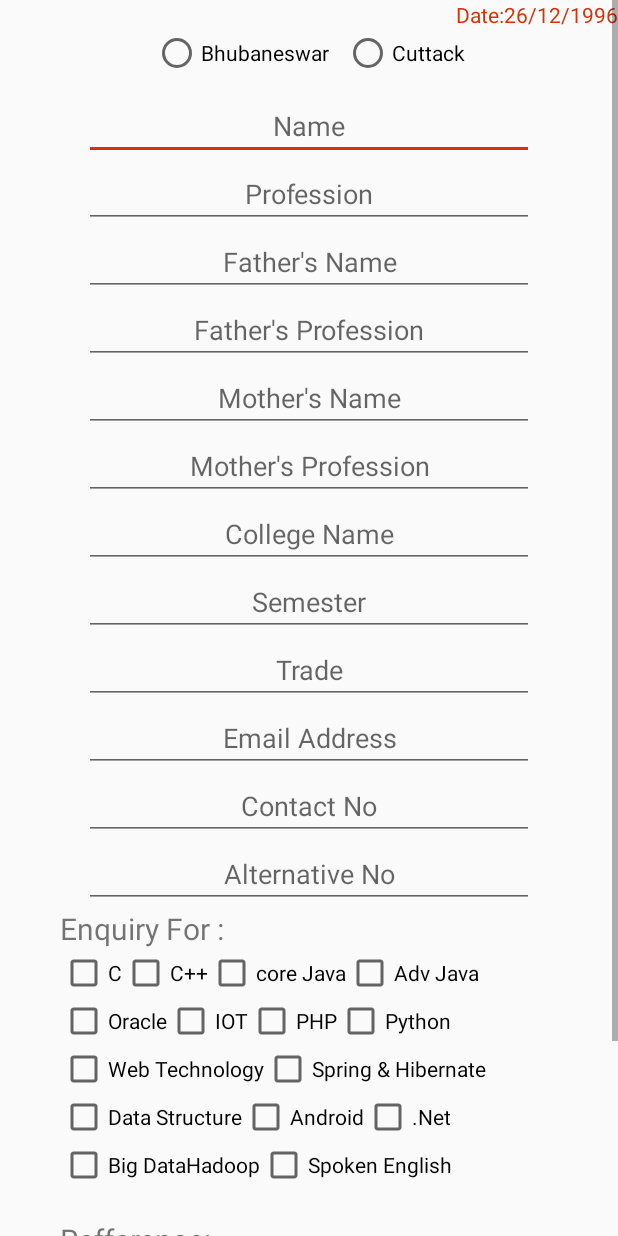
After one commit to rk472/NewJT, an Android app: the layout fragment_enquiry.xml on its own in the app's theme, with its tools: preview values and no code run, on a phone screen of 412 x 824 dp. The commit adds this screen. Run offline under Robolectric (Android 15) with nearby library versions, the phone set to English and light mode, and no system bars.

Commit message:
enquiry completed

```diff
--- a/app/build.gradle
+++ b/app/build.gradle
@@ -23,6 +23,7 @@ dependencies {
     implementation 'com.android.support.constraint:constraint-layout:1.0.2'
     implementation 'com.android.support:design:26.1.0'
     implementation 'com.android.support:support-v4:26.1.0'
+    implementation 'com.google.firebase:firebase-database:11.0.4'
     testImplementation 'junit:junit:4.12'
     androidTestImplementation 'com.android.support.test:runner:1.0.1'
     androidTestImplementation 'com.android.support.test.espresso:espresso-core:3.0.1'
@@ -32,3 +33,6 @@ dependencies {
     compile 'com.daimajia.slider:library:1.1.5@aar'
     compile 'com.daimajia.androidanimations:library:1.0.3@aar'
 }
+
+
+apply plugin: 'com.google.gms.google-services'
--- a/app/src/main/java/com/jt/javatechnocrat/MainActivity.java
+++ b/app/src/main/java/com/jt/javatechnocrat/MainActivity.java
@@ -87,7 +87,7 @@ public class MainActivity extends AppCompatActivity
         } else if (id == R.id.nav_notice) {
             f = new NoticeFragment();
         } else if (id == R.id.nav_inquiry) {
-            f = new InquiryFragment();
+            f = new EnquiryFragment();
         }else if (id == R.id.nav_gallery) {
             f = new GalleryFragment();
         }else if (id == R.id.nav_about) {
--- /dev/null
+++ b/app/src/main/res/layout/fragment_enquiry.xml
@@ -0,0 +1,270 @@
+<FrameLayout xmlns:android="http://schemas.android.com/apk/res/android"
+    xmlns:tools="http://schemas.android.com/tools"
+    android:layout_width="match_parent"
+    android:layout_height="match_parent"
+    tools:context="com.jt.javatechnocrat.EnquiryFragment">
+
+    <LinearLayout
+        android:layout_width="match_parent"
+        android:layout_height="match_parent"
+        >
+        <ScrollView
+            android:layout_width="match_parent"
+            android:layout_height="match_parent">
+            <LinearLayout
+                android:layout_width="match_parent"
+                android:layout_height="match_parent"
+                android:orientation="vertical">
+                <TextView
+                    android:id="@+id/inquiry_date"
+                    android:layout_width="wrap_content"
+                    android:layout_height="wrap_content"
+                    android:text="Date:26/12/1996"
+                    android:textColor="@color/colorAccent"
+                    android:layout_gravity="end"/>
+                <RadioGroup
+                    android:layout_width="wrap_content"
+                    android:layout_height="match_parent"
+                    android:orientation="horizontal"
+                    android:layout_gravity="center_horizontal"
+                    android:id="@+id/enquiry_place">
+                    <RadioButton
+                        android:id="@+id/enquiry_place_bbsr"
+                        android:layout_width="wrap_content"
+                        android:layout_height="match_parent"
+                        android:text="Bhubaneswar"
+                        android:layout_marginRight="10dp"/>
+                    <RadioButton
+                        android:id="@+id/enquiry_place_ctc"
+                        android:layout_width="wrap_content"
+                        android:layout_height="match_parent"
+                        android:text="Cuttack" />
+
+                </RadioGroup>
+                <EditText
+                    android:id="@+id/enquiry_name"
+                    android:layout_width="300dp"
+                    android:layout_height="wrap_content"
+                    android:hint="Name"
+                    android:layout_gravity="center_horizontal"
+                    android:textAlignment="center"
+                    android:layout_marginTop="10dp"/>
+                <EditText
+                    android:id="@+id/enquiry_proffession"
+                    android:layout_width="300dp"
+                    android:layout_height="wrap_content"
+                    android:layout_gravity="center_horizontal"
+                    android:textAlignment="center"
+                    android:hint="Profession"/>
+                <EditText
+                    android:id="@+id/enquiry_father"
+                    android:layout_width="300dp"
+                    android:layout_height="wrap_content"
+                    android:layout_gravity="center_horizontal"
+                    android:textAlignment="center"
+                    android:hint="Father's Name"/>
+                <EditText
+                    android:id="@+id/enquiry_father_proffession"
+                    android:layout_width="300dp"
+                    android:layout_height="wrap_content"
+                    android:layout_gravity="center_horizontal"
+                    android:textAlignment="center"
+                    android:hint="Father's Profession"/>
+                <EditText
+                    android:id="@+id/enquiry_mother"
+                    android:layout_width="300dp"
+                    android:layout_height="wrap_content"
+                    android:layout_gravity="center_horizontal"
+                    android:textAlignment="center"
+                    android:hint="Mother's Name"/>
+                <EditText
+                    android:id="@+id/enquiry_mother_proffession"
+                    android:layout_width="300dp"
+                    android:layout_height="wrap_content"
+                    android:layout_gravity="center_horizontal"
+                    android:textAlignment="center"
+                    android:hint="Mother's Profession"/>
+                <EditText
+                    android:id="@+id/enquiry_college"
+                    android:layout_width="300dp"
+                    android:layout_height="wrap_content"
+                    android:textAlignment="center"
+                    android:layout_gravity="center_horizontal"
+                    android:hint="College Name"/>
+                <EditText
+                    android:id="@+id/enquiry_semester"
+                    android:inputType="number"
+                    android:layout_width="300dp"
+                    android:textAlignment="center"
+                    android:layout_height="wrap_content"
+                    android:layout_gravity="center_horizontal"
+                    android:hint="Semester"/>
+                <EditText
+                    android:id="@+id/enquiry_trade"
+                    android:layout_width="300dp"
+                    android:layout_height="wrap_content"
+                    android:textAlignment="center"
+                    android:layout_gravity="center_horizontal"
+                    android:hint="Trade"/>
+                <EditText
+                    android:id="@+id/enquiry_email"
+                    android:inputType="textEmailAddress"
+                    android:layout_width="300dp"
+                    android:textAlignment="center"
+                    android:layout_height="wrap_content"
+                    android:layout_gravity="center_horizontal"
+                    android:hint="Email Address"/>
+                <EditText
+                    android:id="@+id/enquiry_contact_no"
+                    android:inputType="number"
+                    android:layout_width="300dp"
+                    android:textAlignment="center"
+                    android:layout_height="wrap_content"
+                    android:layout_gravity="center_horizontal"
+                    android:hint="Contact No"/>
+                <EditText
+                    android:id="@+id/enquiry_alternative_no"
+                    android:layout_width="300dp"
+                    android:inputType="number"
+                    android:textAlignment="center"
+                    android:layout_height="wrap_content"
+                    android:layout_gravity="center_horizontal"
+                    android:hint="Alternative No"/>
+                <TextView
+                    android:layout_width="wrap_content"
+                    android:layout_height="wrap_content"
+                    android:text="Enquiry For :"
+                    android:textSize="20dp"
+                    android:layout_marginLeft="40dp"/>
+                <LinearLayout
+                    android:layout_width="match_parent"
+                    android:layout_height="wrap_content"
+                    android:layout_marginLeft="40dp">
+                    <CheckBox
+                        android:id="@+id/enquiry_c"
+                        android:layout_width="wrap_content"
+                        android:layout_height="wrap_content"
+                        android:text="C"/>
+                    <CheckBox
+                        android:id="@+id/enquiry_cpp"
+                        android:layout_width="wrap_content"
+                        android:layout_height="wrap_content"
+                        android:text="C++"/>
+                    <CheckBox
+                        android:id="@+id/enquiry_core_java"
+                        android:layout_width="wrap_content"
+                        android:layout_height="wrap_content"
+                        android:text="core Java"/>
+                    <CheckBox
+                        android:id="@+id/enquiry_adv_java"
+                        android:layout_width="wrap_content"
+                        android:layout_height="wrap_content"
+                        android:text="Adv Java"/>
+                </LinearLayout>
+                <LinearLayout
+                    android:layout_width="match_parent"
+                    android:layout_height="wrap_content"
+                    android:layout_marginLeft="40dp">
+                    <CheckBox
+                        android:id="@+id/enquiry_oracle"
+                        android:layout_width="wrap_content"
+                        android:layout_height="wrap_content"
+                        android:text="Oracle"/>
+                    <CheckBox
+                        android:id="@+id/enquiry_iot"
+                        android:layout_width="wrap_content"
+                        android:layout_height="wrap_content"
+                        android:text="IOT"/>
+                    <CheckBox
+                        android:id="@+id/enquiry_php"
+                        android:layout_width="wrap_content"
+                        android:layout_height="wrap_content"
+                        android:text="PHP"/>
+                    <CheckBox
+                        android:id="@+id/enquiry_python"
+                        android:layout_width="wrap_content"
+                        android:layout_height="wrap_content"
+                        android:text="Python"/>
+                </LinearLayout>
+                <LinearLayout
+                    android:layout_width="match_parent"
+                    android:layout_height="wrap_content"
+                    android:layout_marginLeft="40dp">
+                    <CheckBox
+                        android:id="@+id/enquiry_web_technology"
+                        android:layout_width="wrap_content"
+                        android:layout_height="wrap_content"
+                        android:text="Web Technology"/>
+                    <CheckBox
+                        android:id="@+id/enquiry_spring"
+                        android:layout_width="wrap_content"
+                        android:layout_height="wrap_content"
+                        android:text="Spring &amp; Hibernate"/>
+                </LinearLayout>
+                <LinearLayout
+                    android:layout_width="match_parent"
+                    android:layout_height="wrap_content"
+                    android:layout_marginLeft="40dp">
+                    <CheckBox
+                        android:id="@+id/enquiry_data_structure"
+                        android:layout_width="wrap_content"
+                        android:layout_height="wrap_content"
+                        android:text="Data Structure"/>
+                    <CheckBox
+                        android:id="@+id/enquiry_android"
+                        android:layout_width="wrap_content"
+                        android:layout_height="wrap_content"
+                        android:text="Android"/>
+                    <CheckBox
+                        android:id="@+id/enquiry_net"
+                        android:layout_width="wrap_content"
+                        android:layout_height="wrap_content"
+                        android:text=".Net"/>
+                </LinearLayout>
+                <LinearLayout
+                    android:layout_width="match_parent"
+                    android:layout_height="wrap_content"
+                    android:layout_marginLeft="40dp">
+                    <CheckBox
+                        android:id="@+id/enquiry_bigdata"
+                        android:layout_width="wrap_content"
+                        android:layout_height="wrap_content"
+                        android:text="Big Data\Hadoop"/>
+                    <CheckBox
+                        android:id="@+id/enquiry_english"
+                        android:layout_width="wrap_content"
+                        android:layout_height="wrap_content"
+                        android:text="Spoken English"/>
+                </LinearLayout>
+                <TextView
+                    android:layout_width="wrap_content"
+                    android:layout_height="wrap_content"
+                    android:text="Refference:"
+                    android:textSize="20dp"
+                    android:layout_marginLeft="40dp"
+                    android:layout_marginTop="20dp"/>
+                <EditText
+                    android:id="@+id/enquiry_reference_friend"
+                    android:layout_width="300dp"
+                    android:textAlignment="center"
+                    android:layout_height="wrap_content"
+                    android:layout_gravity="center_horizontal"
+                    android:hint="Friend's Name(if any)"/>
+                <EditText
+                    android:id="@+id/enquiry_reference_marketing"
+                    android:layout_width="300dp"
+                    android:textAlignment="center"
+                    android:layout_height="wrap_content"
+                    android:layout_gravity="center_horizontal"
+                    android:hint="Marketing Name(if any)"/>
+                <Button
+                    android:id="@+id/enquiry_submit"
+                    android:layout_width="wrap_content"
+                    android:layout_height="wrap_content"
+                    android:text="enquiry"
+                    android:layout_gravity="center_horizontal"/>
+            </LinearLayout>
+        </ScrollView>
+    </LinearLayout>
+
+</FrameLayout>
--- a/build.gradle
+++ b/build.gradle
@@ -12,6 +12,7 @@ buildscript {
 
         // NOTE: Do not place your application dependencies here; they belong
         // in the individual module build.gradle files
+        classpath 'com.google.gms:google-services:3.1.0'
     }
 }
 
```
Also changed, not shown: app/src/main/java/com/jt/javatechnocrat/EnquiryFragment.java (added, +220 -0 lines).
